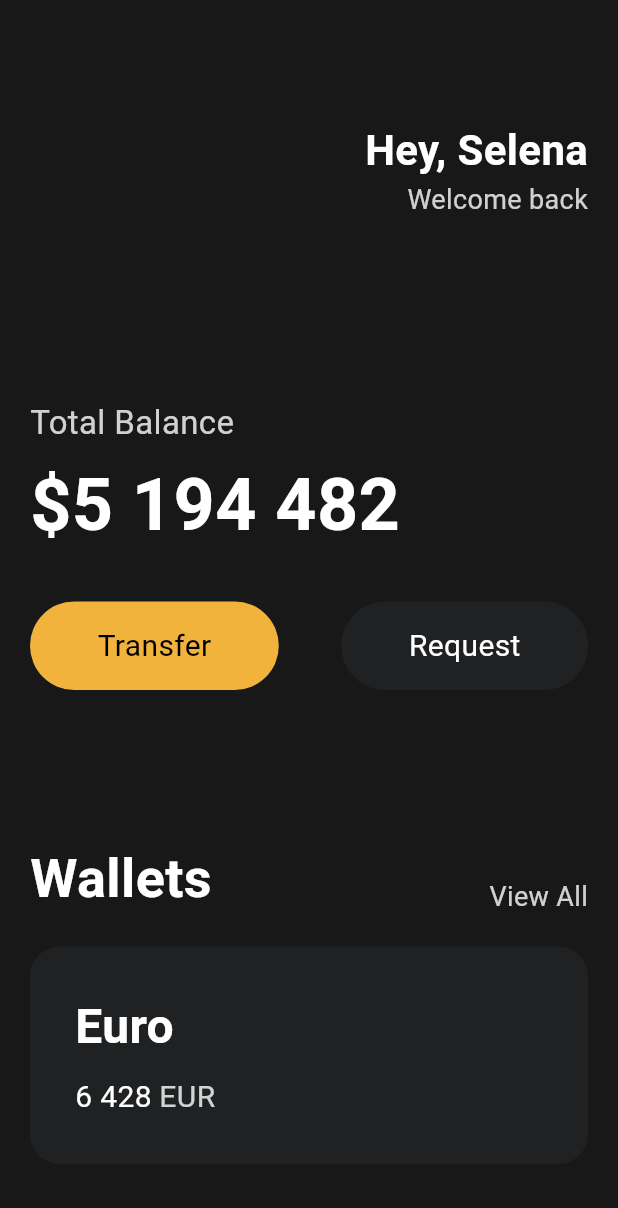
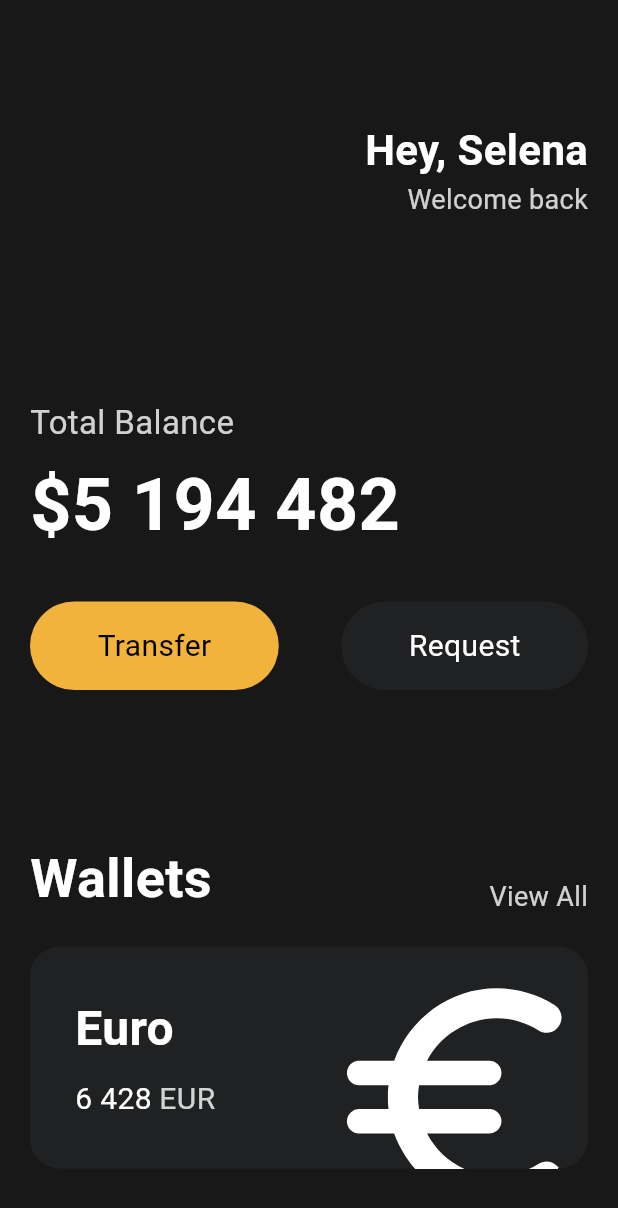
Before and after one commit to happy-yeachan/Flutter_Practice, a Flutter app: the screen it shows after launch, on a phone screen of 412 x 824 dp. Shown: the top 1208 px of the screen. Run offline on Flutter 3.47's test engine with Material 3 defaults, Android fonts, the phone set to English and light mode, and no system bars.

Commit message:
Icons and Transforms

```diff
--- a/toonflix/lib/main.dart
+++ b/toonflix/lib/main.dart
@@ -1,5 +1,6 @@
 import 'package:flutter/cupertino.dart';
 import 'package:flutter/material.dart';
+import 'package:flutter/widgets.dart';
 import 'package:toonflix/widgets/button.dart';
 
 class Player {
@@ -119,6 +120,7 @@ class App extends StatelessWidget {
                 height: 20,
               ),
               Container(
+                clipBehavior: Clip.hardEdge,
                 decoration: BoxDecoration(
                   color: const Color(0xFF1F2123),
                   borderRadius: BorderRadius.circular(20),
@@ -126,6 +128,7 @@ class App extends StatelessWidget {
                 child: Padding(
                   padding: const EdgeInsets.all(30),
                   child: Row(
+                    mainAxisAlignment: MainAxisAlignment.spaceBetween,
                     children: [
                       Column(
                         crossAxisAlignment: CrossAxisAlignment.start,
@@ -161,7 +164,18 @@ class App extends StatelessWidget {
                             ],
                           )
                         ],
-                      )
+                      ),
+                      Transform.scale(
+                        scale: 2.2,
+                        child: Transform.translate(
+                          offset: const Offset(-5, 12),
+                          child: const Icon(
+                            Icons.euro_rounded,
+                            color: Colors.white,
+                            size: 88,
+                          ),
+                        ),
+                      ),
                     ],
                   ),
                 ),
```
